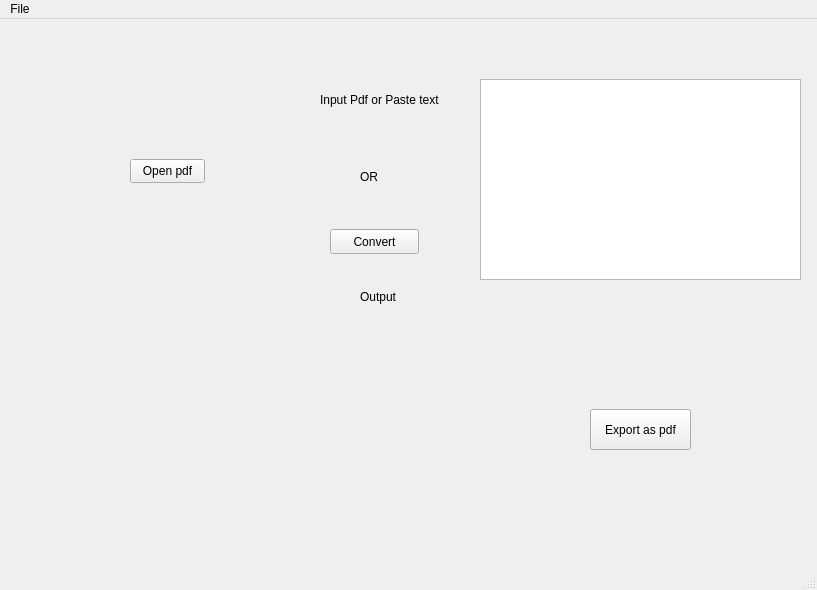
Old version of the form try_mini/proto1.ui in the repository 0-shubham-0/Python-Mini-Project.
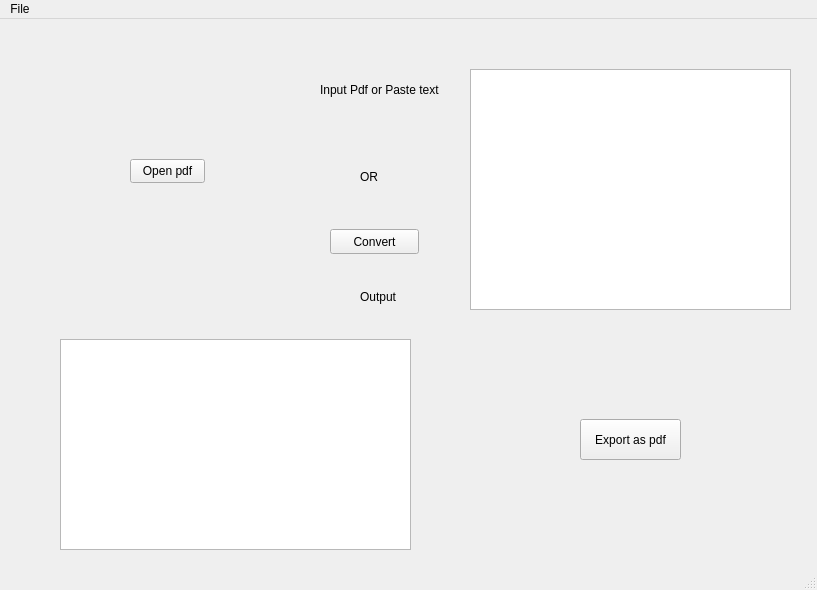
New version of the form.

```diff
--- a/try_mini/proto1.ui
+++ b/try_mini/proto1.ui
@@ -46,7 +46,7 @@
       <x>320</x>
       <y>50</y>
       <width>141</width>
-      <height>61</height>
+      <height>41</height>
      </rect>
     </property>
     <property name="text">
@@ -66,24 +66,11 @@
      <string>Output</string>
     </property>
    </widget>
-   <widget class="QLabel" name="outputlabel">
+   <widget class="QPushButton" name="exportPDFbutton">
     <property name="geometry">
      <rect>
-      <x>50</x>
-      <y>350</y>
-      <width>291</width>
-      <height>181</height>
-     </rect>
-    </property>
-    <property name="text">
-     <string/>
-    </property>
-   </widget>
-   <widget class="QPushButton" name="pushButton">
-    <property name="geometry">
-     <rect>
-      <x>590</x>
-      <y>390</y>
+      <x>580</x>
+      <y>400</y>
       <width>101</width>
       <height>41</height>
      </rect>
@@ -92,17 +79,7 @@
      <string>Export as pdf</string>
     </property>
    </widget>
-   <widget class="QPlainTextEdit" name="plainTextEdit">
-    <property name="geometry">
-     <rect>
-      <x>480</x>
-      <y>60</y>
-      <width>321</width>
-      <height>201</height>
-     </rect>
-    </property>
-   </widget>
-   <widget class="QPushButton" name="pushButton_2">
+   <widget class="QPushButton" name="convertButton">
     <property name="geometry">
      <rect>
       <x>330</x>
@@ -115,6 +92,26 @@
      <string>Convert</string>
     </property>
    </widget>
+   <widget class="QTextEdit" name="outputTextField">
+    <property name="geometry">
+     <rect>
+      <x>60</x>
+      <y>320</y>
+      <width>351</width>
+      <height>211</height>
+     </rect>
+    </property>
+   </widget>
+   <widget class="QTextEdit" name="inputTextField">
+    <property name="geometry">
+     <rect>
+      <x>470</x>
+      <y>50</y>
+      <width>321</width>
+      <height>241</height>
+     </rect>
+    </property>
+   </widget>
   </widget>
   <widget class="QMenuBar" name="menubar">
    <property name="geometry">
```
